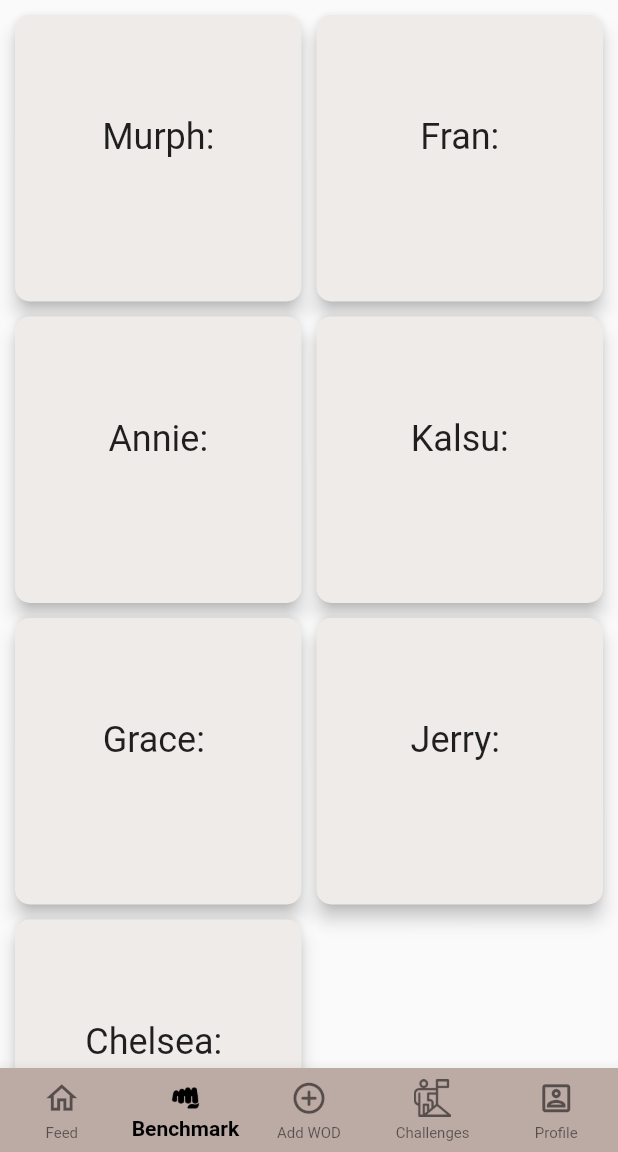
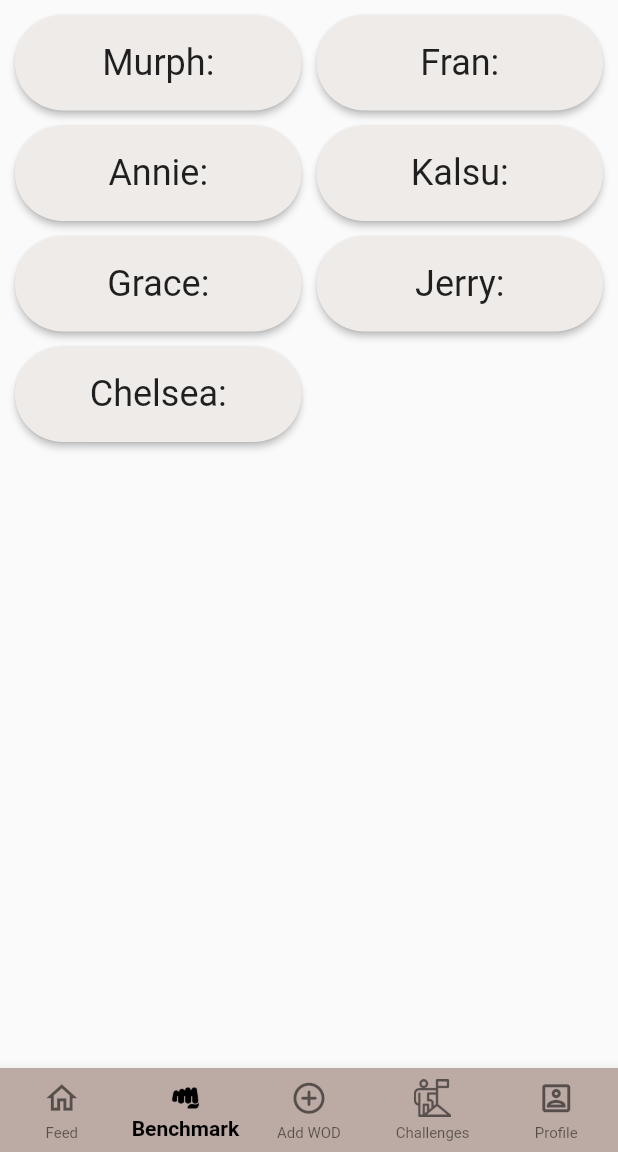
Before and after one commit to nicolaslepage/crossfeed, a Flutter app: the screen it shows after launch, item 2 of the bottom bar chosen, on a phone screen of 412 x 824 dp, the part 84-1236 px from its top. Run offline on Flutter 3.47's test engine with Material 2 defaults, Android fonts, the phone set to English and light mode, and no system bars; our stand-ins replace fl_chart; missing offline and left inert: dart:ffi.

Commit message:
added wod_list_route, workout class and wod_description_route

```diff
--- a/lib/wodlist_route.dart
+++ b/lib/wodlist_route.dart
@@ -39,13 +39,23 @@ class Wodlist_route extends StatelessWidget {
     ];
 
     const _categoryWorkoutname = <String>[
-      'Murph:\n',
-      'Fran:\n',
-      'Annie:\n',
-      'Kalsu:\n',
-      'Grace: \n',
-      'Jerry: \n',
-      'Chelsea: \n',
+      'Murph:',
+      'Fran:',
+      'Annie:',
+      'Kalsu:',
+      'Grace:',
+      'Jerry:',
+      'Chelsea:',
+    ];
+
+    const _categoryh_g = <String>[
+      'hero',
+      'girl',
+      'girl',
+      'hero',
+      'girl',
+      'hero',
+      'girl',
     ];
 
     const _categoryWorkouttype = <String>[
@@ -137,20 +147,21 @@ class Wodlist_route extends StatelessWidget {
       crossAxisSpacing: 10,
       mainAxisSpacing: 10,
       crossAxisCount: 2,
+      childAspectRatio: 3,
       // Generate 100 widgets that display their index in the List.
       children: List.generate(wod_examples.length, (index) {
-        return RaisedButton(
-
-          elevation: 5,
+        return ElevatedButton(
+          style: ElevatedButton.styleFrom(
+            shape: const StadiumBorder(),
+            onPrimary: Colors.white,
+            primary:  Colors.brown[50],
+          ),
           onPressed: () {
             Navigator.push (
               context,
               MaterialPageRoute(builder: (context) => workout_description_route(given_wod :wod_examples[index]))
             );
           },
-          color: Colors.brown[50],
-          shape: RoundedRectangleBorder(
-              borderRadius: BorderRadius.circular(10)),
           child: Center(
           child: Text(
             wod_examples[index].name,
--- a/lib/workout_description_route.dart
+++ b/lib/workout_description_route.dart
@@ -81,7 +81,7 @@ class workout_description_route extends StatelessWidget {
                   child: RichText(
                     textAlign: TextAlign.center,
                     text: TextSpan(
-                      text: given_wod.name,
+                      text: given_wod.name + '\n',
                       style: const TextStyle(fontSize: 30, color: Colors.black, fontWeight: FontWeight.bold),
                       children:  <TextSpan>[
                         TextSpan(text: given_wod.type1, style: const TextStyle(fontSize: 20, color: Colors.black, fontWeight: FontWeight.bold)),
```
Also changed, not shown: lib/widget/bar_chart.dart (+12 -14 lines).
